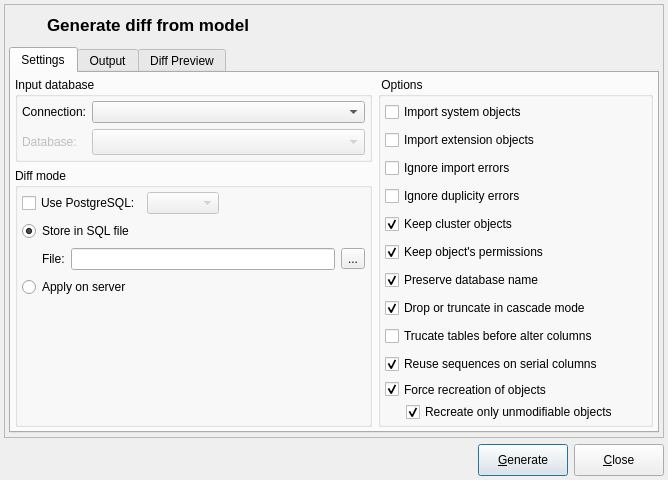
pgmodeler/pgmodeler, file libpgmodeler_ui/ui/modeldatabasediffform.ui: the form before one commit.
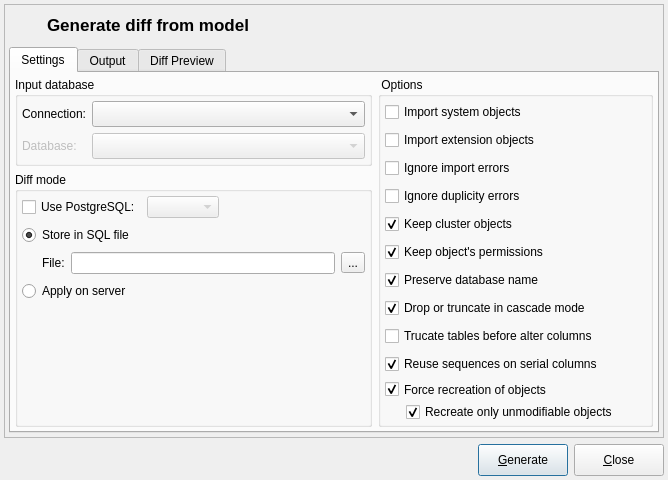
The form after the commit. Icons and pictures are not drawn.

Commit message: Minor adjustment on widgets that are used to set connections.

```diff
--- a/libpgmodeler_ui/ui/modeldatabasediffform.ui
+++ b/libpgmodeler_ui/ui/modeldatabasediffform.ui
@@ -209,6 +209,15 @@
                  <verstretch>0</verstretch>
                 </sizepolicy>
                </property>
+               <property name="sizeAdjustPolicy">
+                <enum>QComboBox::AdjustToMinimumContentsLengthWithIcon</enum>
+               </property>
+               <property name="iconSize">
+                <size>
+                 <width>18</width>
+                 <height>18</height>
+                </size>
+               </property>
               </widget>
              </item>
              <item row="1" column="0">
```
The commit also changes 6 other files.
